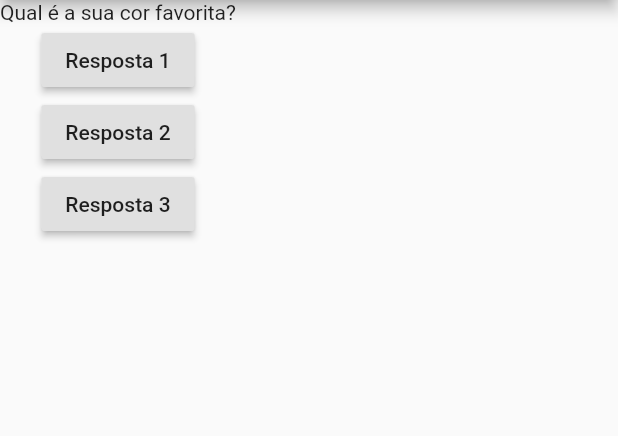
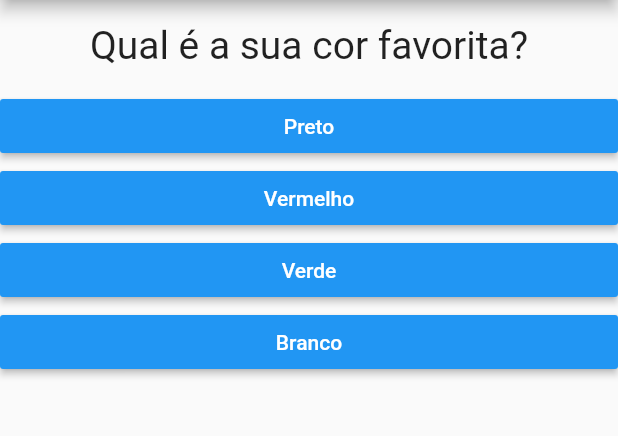
Before and after one commit to fredcoutinho52/projeto-perguntas, a Flutter app: the screen it shows after launch, on a phone screen of 412 x 824 dp, the part 84-520 px from its top. Run offline on Flutter 3.47's test engine with Material 2 defaults, Android fonts, the phone set to English and light mode, and no system bars.

```diff
--- a/lib/main.dart
+++ b/lib/main.dart
@@ -1,50 +1,59 @@
 import 'package:flutter/material.dart';
+import './questao.dart';
+import './resposta.dart';
+import './resultado.dart';
 
 main() => runApp(PerguntaApp());
 
 class PerguntaAppState extends State<PerguntaApp> {
 
-  var perguntaSelecionada = 0;
+  var _perguntaSelecionada = 0;
 
-  void responder() {
-    // método que verifica mudança e altera o estado
-    setState(() {
-      perguntaSelecionada++;
-    });
-    print(perguntaSelecionada);
+  final List<Map<String, Object>> _perguntas = const [
+    {
+      'texto': 'Qual é a sua cor favorita?',
+      'respostas': ['Preto', 'Vermelho', 'Verde', 'Branco'],
+    },
+    {
+      'texto': 'Qual é o seu animal favorito?',
+      'respostas': ['Coelho', 'Cobra', 'Elefante', 'Leão'],
+    },
+    {
+      'texto': 'Qual é o seu instrutor favorito?',
+      'respostas': ['Maria', 'João', 'Léo', 'Pedro'],
+    },
+  ];
+
+  void _responder() {
+    if(hasPerguntaSelecionada) {
+      // método que verifica mudança e altera o estado
+      setState(() {
+        _perguntaSelecionada++;
+      });
+    }
+  }
+
+  bool get hasPerguntaSelecionada {
+    return _perguntaSelecionada < _perguntas.length;
   }
 
   @override
   Widget build(BuildContext context) {
-    final List<String> perguntas = [
-      'Qual é a sua cor favorita?',
-      'Qual é o seu animal favorito?',
-    ];
+    List<String> respostas = hasPerguntaSelecionada ? _perguntas[_perguntaSelecionada]['respostas'] : null;
 
     return MaterialApp(
       home: Scaffold(
         appBar: AppBar(
           title: Text('Perguntas'),
         ),
-        body: Column(
+        body: hasPerguntaSelecionada ? Column(
           children: <Widget>[
-            Text(perguntas[perguntaSelecionada]),
-            RaisedButton(
-              child: Text('Resposta 1'),
-              onPressed: responder,
-            ),
-            RaisedButton(
-              child: Text('Resposta 2'),
-              onPressed: responder,
-            ),
-            RaisedButton(
-              child: Text('Resposta 3'),
-              onPressed: responder,
-            ),
+            Questao(_perguntas[_perguntaSelecionada]['texto']),
+            ...respostas.map((texto) => Resposta(texto, _responder)).toList(),
           ],
-        ),
-        ),
-      );
+        ) : Resultado(),
+      ),
+    );
   }
 }
 
--- /dev/null
+++ b/lib/questao.dart
@@ -0,0 +1,20 @@
+import 'package:flutter/material.dart';
+
+class Questao extends StatelessWidget {
+  final String texto;
+
+  Questao(this.texto);
+
+  @override
+  Widget build(BuildContext context) {
+    return Container(
+      width: double.infinity,
+      margin: EdgeInsets.all(15),
+      child: Text(
+        texto,
+        style: TextStyle(fontSize: 26),
+        textAlign: TextAlign.center,
+      ),
+    );
+  }
+}
--- /dev/null
+++ b/lib/resposta.dart
@@ -0,0 +1,21 @@
+import 'package:flutter/material.dart';
+
+class Resposta extends StatelessWidget {
+  final String resposta;
+  final void Function() onSelecao;
+
+  Resposta(this.resposta, this.onSelecao); // construtor
+
+  @override
+  Widget build(BuildContext context) {
+    return Container(
+      width: double.infinity,
+      child: RaisedButton(
+        textColor: Colors.white,
+        color: Colors.blue,
+        child: Text(resposta),
+        onPressed: onSelecao,
+      ),
+    );
+  }
+}
--- /dev/null
+++ b/lib/resultado.dart
@@ -0,0 +1,16 @@
+import 'package:flutter/material.dart';
+
+class Resultado extends StatelessWidget {
+  @override
+  Widget build(BuildContext context) {
+    return Center(
+      child: Text(
+        'Parabéns!!!',
+        style: TextStyle(
+          fontSize: 30,
+          color: Colors.blue
+        ),
+      ),
+    );
+  }
+}
--- a/pubspec.yaml
+++ b/pubspec.yaml
@@ -14,7 +14,7 @@ description: A new Flutter project.
 version: 1.0.0+1
 
 environment:
-  sdk: ">=2.1.0 <3.0.0"
+  sdk: ">=2.3.0 <3.0.0"
 
 dependencies:
   flutter:
```
